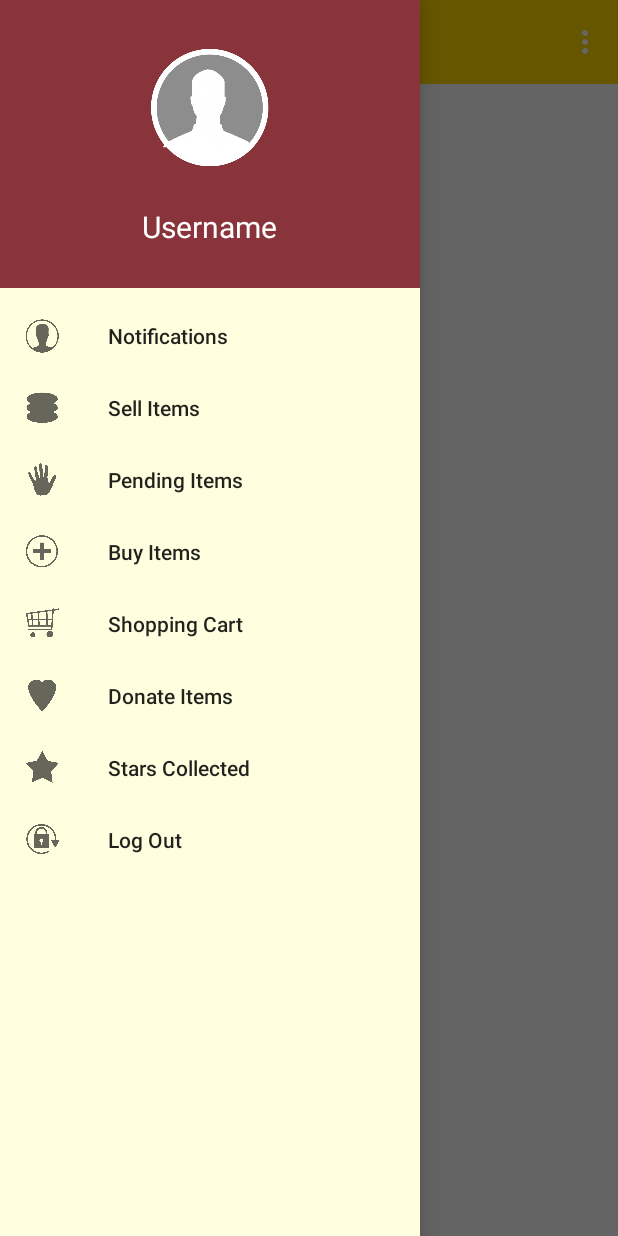
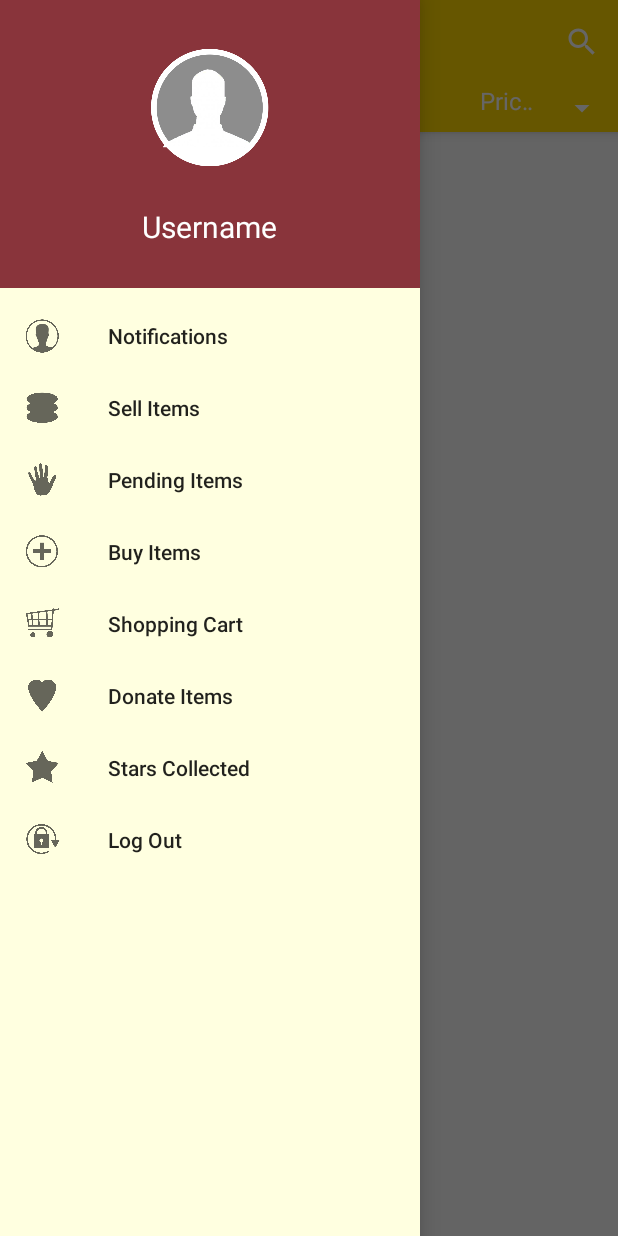
Before and after one commit to jacqueamaya/TBS_user, an Android app: the DonationsActivity screen opened directly, with no data from a screen before it, with the side drawer open, on a phone screen of 412 x 824 dp. Run offline under Robolectric (Android 15) with nearby library versions, the phone set to English and light mode, and no system bars; our stand-ins replace Picasso; pictures from the network do not load; 2 statements that could not run were skipped.

Commit message:
Search on Buy Items and Donations

```diff
--- a/app/src/main/java/citu/teknoybuyandselluser/DonationsActivity.java
+++ b/app/src/main/java/citu/teknoybuyandselluser/DonationsActivity.java
@@ -1,15 +1,18 @@
 package citu.teknoybuyandselluser;
 
+import android.app.SearchManager;
 import android.content.Context;
 import android.content.Intent;
 import android.content.SharedPreferences;
 import android.os.Bundle;
 import android.util.Log;
 import android.view.Menu;
+import android.view.MenuInflater;
 import android.view.MenuItem;
 import android.view.View;
 import android.widget.AdapterView;
 import android.widget.ListView;
+import android.widget.SearchView;
 import android.widget.TextView;
 
 import org.json.JSONArray;
@@ -20,7 +23,7 @@ import java.util.ArrayList;
 import citu.teknoybuyandselluser.adapters.ItemsListAdapter;
 import citu.teknoybuyandselluser.models.Item;
 
-public class DonationsActivity extends BaseActivity {
+public class DonationsActivity extends BaseActivity implements SearchView.OnQueryTextListener {
 
     private static final String TAG = "All Donations";
 
@@ -29,6 +32,8 @@ public class DonationsActivity extends BaseActivity {
     private String mItemName;
     private String mDescription;
     private String mPicture;
+
+    private ItemsListAdapter listAdapter;
 
     @Override
     protected void onCreate(Bundle savedInstanceState) {
@@ -56,7 +61,7 @@ public class DonationsActivity extends BaseActivity {
                         allDonations = Item.allItems(jsonArray);
 
                         ListView lv = (ListView) findViewById(R.id.listViewDonations);
-                        ItemsListAdapter listAdapter = new ItemsListAdapter(DonationsActivity.this, R.layout.list_item, allDonations);
+                        listAdapter = new ItemsListAdapter(DonationsActivity.this, R.layout.list_item, allDonations);
                         lv.setAdapter(listAdapter);
                         lv.setOnItemClickListener(new AdapterView.OnItemClickListener() {
                             @Override
@@ -95,7 +100,19 @@ public class DonationsActivity extends BaseActivity {
     @Override
     public boolean onCreateOptionsMenu(Menu menu) {
         // Inflate the menu; this adds items to the action bar if it is present.
-        getMenuInflater().inflate(R.menu.menu_all_donations, menu);
+        MenuInflater inflater = getMenuInflater();
+        inflater.inflate(R.menu.menu_buy_items, menu);
+
+        SearchManager searchManager = (SearchManager)
+                getSystemService(Context.SEARCH_SERVICE);
+        MenuItem searchMenuItem = menu.findItem(R.id.action_search);
+        SearchView searchView = (SearchView) searchMenuItem.getActionView();
+
+        searchView.setSearchableInfo(searchManager.
+                getSearchableInfo(getComponentName()));
+        searchView.setSubmitButtonEnabled(true);
+        searchView.setOnQueryTextListener(this);
+
         return true;
     }
 
@@ -107,7 +124,7 @@ public class DonationsActivity extends BaseActivity {
         int id = item.getItemId();
 
         //noinspection SimplifiableIfStatement
-        if (id == R.id.action_settings) {
+        if (id == R.id.action_search) {
             return true;
         }
 
@@ -118,4 +135,16 @@ public class DonationsActivity extends BaseActivity {
     public boolean checkItemClicked(MenuItem menuItem) {
         return menuItem.getItemId() != R.id.nav_stars_collected;
     }
+
+    @Override
+    public boolean onQueryTextSubmit(String query) {
+        listAdapter.getFilter().filter(query);
+        return true;
+    }
+
+    @Override
+    public boolean onQueryTextChange(String newText) {
+        listAdapter.getFilter().filter(newText);
+        return true;
+    }
 }
--- a/app/src/main/java/citu/teknoybuyandselluser/SellItemsActivity.java
+++ b/app/src/main/java/citu/teknoybuyandselluser/SellItemsActivity.java
@@ -1,19 +1,15 @@
 package citu.teknoybuyandselluser;
 
-import android.app.SearchManager;
 import android.content.Context;
 import android.content.Intent;
 import android.content.SharedPreferences;
 import android.os.Bundle;
 import android.support.design.widget.FloatingActionButton;
 import android.util.Log;
-import android.view.Menu;
-import android.view.MenuInflater;
 import android.view.MenuItem;
 import android.view.View;
 import android.widget.AdapterView;
 import android.widget.ListView;
-import android.widget.SearchView;
 import android.widget.TextView;
 
 import org.json.JSONArray;
--- a/app/src/main/res/layout/activity_donations.xml
+++ b/app/src/main/res/layout/activity_donations.xml
@@ -6,23 +6,60 @@
     android:fitsSystemWindows="true">
 
     <LinearLayout
-        android:id="@+id/appbar"
         android:layout_width="match_parent"
         android:layout_height="wrap_content"
         android:orientation="vertical">
 
-        <!-- The ActionBar -->
-        <include
-            layout="@layout/toolbar"
+        <android.support.design.widget.CoordinatorLayout
             android:layout_width="match_parent"
-            android:layout_height="wrap_content" />
+            android:layout_height="match_parent">
 
-        <!-- The main content view -->
             <RelativeLayout
-            android:id="@+id/flContent"
                 android:layout_width="match_parent"
-            android:layout_height="match_parent"
-            android:orientation="vertical">
+                android:layout_height="match_parent">
+
+                <android.support.design.widget.AppBarLayout
+                    android:id="@+id/appbar"
+                    android:layout_width="match_parent"
+                    android:layout_height="wrap_content"
+                    android:theme="@style/ThemeOverlay.AppCompat.Dark.ActionBar">
+
+                    <android.support.v7.widget.Toolbar
+                        android:id="@+id/toolbar"
+                        android:layout_width="match_parent"
+                        android:layout_height="?attr/actionBarSize"
+                        android:background="?attr/colorPrimaryDark"
+                        app:layout_scrollFlags="scroll|enterAlways"
+                        app:popupTheme="@style/ThemeOverlay.AppCompat.Light" />
+
+                    <RelativeLayout
+                        android:layout_width="wrap_content"
+                        android:layout_height="wrap_content">
+
+                        <TextView
+                            android:id="@+id/txtCategory"
+                            android:layout_width="wrap_content"
+                            android:layout_height="wrap_content"
+                            android:layout_gravity="left"
+                            android:paddingLeft="20dp"
+                            android:text="Categories"
+                            android:textColor="@color/White"
+                            android:textSize="18sp" />
+
+                        <Spinner
+                            android:id="@+id/spinnerSortBy"
+                            android:layout_width="100dp"
+                            android:layout_height="wrap_content"
+                            android:layout_alignParentEnd="true"
+                            android:layout_alignParentRight="true"
+                            android:layout_alignParentTop="true"
+                            android:layout_gravity="end"
+                            android:entries="@array/sort_by"
+                            android:paddingBottom="10dp" />
+
+                    </RelativeLayout>
+
+                </android.support.design.widget.AppBarLayout>
 
                 <TextView
                     android:id="@+id/txtMessage"
@@ -37,9 +74,13 @@
                     android:id="@+id/listViewDonations"
                     android:layout_width="match_parent"
                     android:layout_height="match_parent"
-                android:layout_alignParentTop="true" />
+                    android:layout_alignParentLeft="true"
+                    android:layout_alignParentStart="true"
+                    android:layout_below="@+id/appbar" />
 
             </RelativeLayout>
+
+        </android.support.design.widget.CoordinatorLayout>
 
     </LinearLayout>
 
```
Also changed, not shown: app/src/main/AndroidManifest.xml (+18 -2 lines), app/src/main/java/citu/teknoybuyandselluser/BuyItemsActivity.java (+22 -5 lines), app/src/main/res/menu/menu_all_donations.xml (+7 -2 lines). Lines whose indentation alone changed are shown as unchanged.
